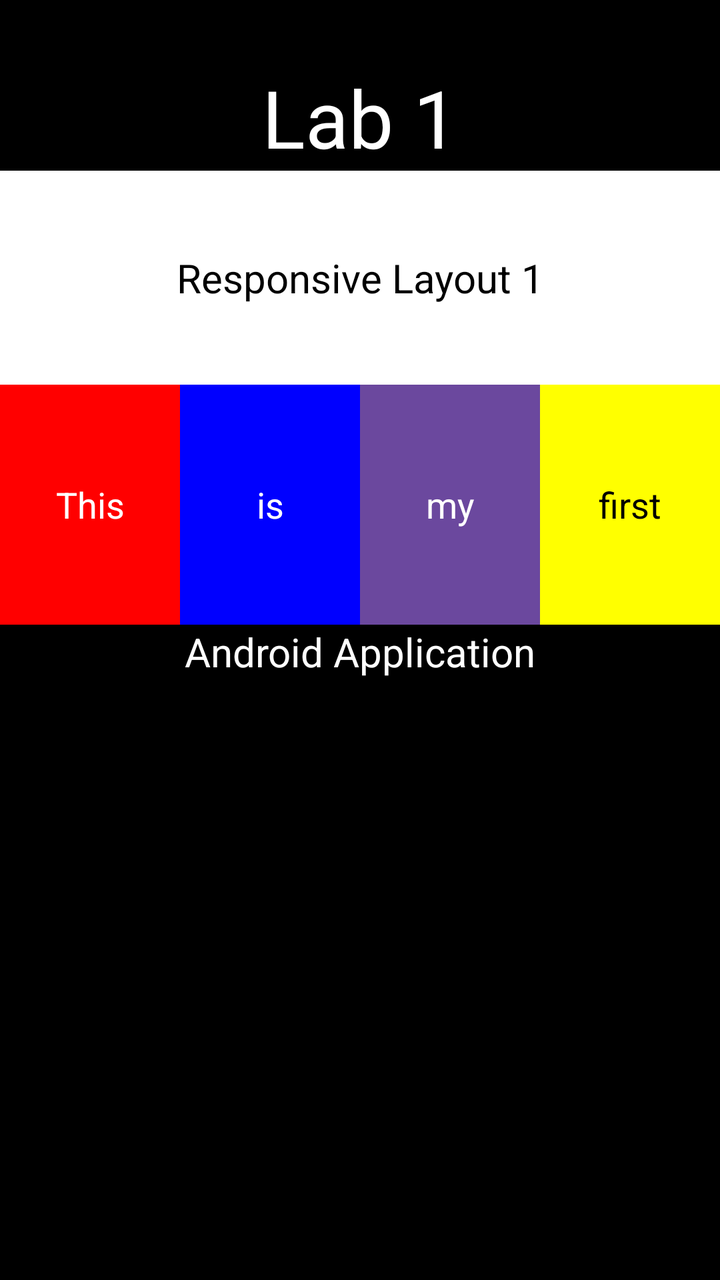
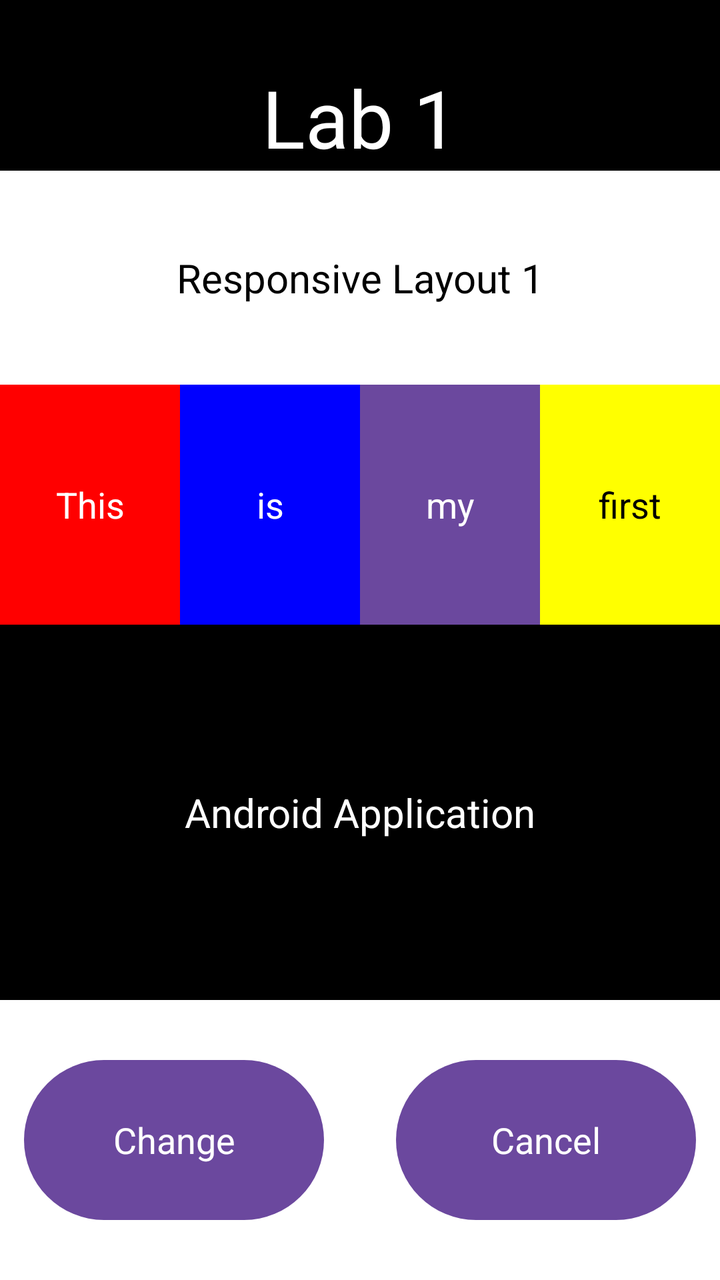

Two renders of the same Android screen: before a commit and after it. Below are the layout's source before the change and the commit's diff.
<!-- AndroidManifest.xml: application theme Theme.Part2_ConstraintLayout -->
<!-- res/layout/activity_main.xml -->
<?xml version="1.0" encoding="utf-8"?>
<androidx.constraintlayout.widget.ConstraintLayout
    xmlns:android="http://schemas.android.com/apk/res/android"
    xmlns:app="http://schemas.android.com/apk/res-auto"
    xmlns:tools="http://schemas.android.com/tools"
    android:layout_width="match_parent"
    android:layout_height="match_parent"
    android:background="#000000"
    tools:context=".MainActivity">

    
    <TextView
        android:id="@+id/tv_lab1"
        android:layout_width="match_parent"
        android:layout_height="wrap_content"
        android:layout_marginTop="32dp"
        android:text="Lab 1"
        android:textColor="#FFFFFF"
        android:textSize="40sp"
        android:gravity="center"
        app:layout_constraintTop_toTopOf="parent"
        app:layout_constraintStart_toStartOf="parent"
        app:layout_constraintEnd_toEndOf="parent"/>

    
    <androidx.constraintlayout.widget.ConstraintLayout
        android:id="@+id/container_top_white"
        android:layout_width="match_parent"
        android:layout_height="wrap_content"
        android:background="#FFFFFF"
        app:layout_constraintTop_toBottomOf="@id/tv_lab1"
        app:layout_constraintStart_toStartOf="parent"
        app:layout_constraintEnd_toEndOf="parent">

        

        
        <TextView
            android:id="@+id/tv_title"
            android:layout_width="match_parent"
            android:layout_height="wrap_content"
            android:gravity="center"
            android:paddingVertical="40dp"
            android:text="Responsive Layout 1"
            android:textColor="#000000"
            android:textSize="20sp"
            app:layout_constraintEnd_toEndOf="parent"
            app:layout_constraintHorizontal_bias="1.0"
            app:layout_constraintStart_toStartOf="parent"
            app:layout_constraintTop_toTopOf="parent" />

        <TextView
            android:id="@+id/tv_this"
            android:layout_width="0dp"
            android:layout_height="120dp"
            android:background="#ff0000"
            android:text="This"
            android:textColor="#ffffff"
            android:gravity="center"
            android:textSize="18sp"
            app:layout_constraintTop_toBottomOf="@id/tv_title"
            app:layout_constraintStart_toStartOf="parent"
            app:layout_constraintEnd_toStartOf="@id/tv_is"
            app:layout_constraintHorizontal_weight="1"/>

        
        <TextView
            android:id="@+id/tv_is"
            android:layout_width="0dp"
            android:layout_height="120dp"
            android:background="#0000ff"
            android:text="is"
            android:textColor="#ffffff"
            android:gravity="center"
            android:textSize="18sp"
            app:layout_constraintTop_toBottomOf="@id/tv_title"
            app:layout_constraintStart_toEndOf="@id/tv_this"
            app:layout_constraintEnd_toStartOf="@id/tv_my"
            app:layout_constraintHorizontal_weight="1"/>

        
        <TextView
            android:id="@+id/tv_my"
            android:layout_width="0dp"
            android:layout_height="120dp"
            android:background="#6b489e"
            android:text="my"
            android:textColor="#ffffff"
            android:gravity="center"
            android:textSize="18sp"
            app:layout_constraintTop_toBottomOf="@id/tv_title"
            app:layout_constraintStart_toEndOf="@id/tv_is"
            app:layout_constraintEnd_toStartOf="@id/tv_first"
            app:layout_constraintHorizontal_weight="1"/>

        
        <TextView
            android:id="@+id/tv_first"
            android:layout_width="0dp"
            android:layout_height="120dp"
            android:background="#ffff00"
            android:text="first"
            android:textColor="#000000"
            android:gravity="center"
            android:textSize="18sp"
            app:layout_constraintTop_toBottomOf="@id/tv_title"
            app:layout_constraintStart_toEndOf="@id/tv_my"
            app:layout_constraintEnd_toEndOf="parent"
            app:layout_constraintHorizontal_weight="1"/>

    </androidx.constraintlayout.widget.ConstraintLayout>

    
    <TextView
        android:id="@+id/tv_app_name"
        android:layout_width="match_parent"
        android:layout_height="wrap_content"
        android:text="Android Application"
        android:textColor="#FFFFFF"
        android:textSize="20sp"
        android:gravity="center"
        app:layout_constraintTop_toBottomOf="@id/container_top_white"
        app:layout_constraintBottom_toTopOf="@id/view_white_bottom_bg"
        app:layout_constraintStart_toStartOf="parent"
        app:layout_constraintEnd_toEndOf="parent"/>



</androidx.constraintlayout.widget.ConstraintLayout>
<!-- resources referenced by this layout -->
<resources>
  <style name="Theme.Part2_ConstraintLayout" parent="Base.Theme.Part2_ConstraintLayout" />
  <style name="Base.Theme.Part2_ConstraintLayout" parent="Theme.Material3.DayNight.NoActionBar">
          
          
      </style>
</resources>

<!-- the commit's change to res/layout/activity_main.xml (unified diff, before → after) -->
@@ -124,6 +124,45 @@
         app:layout_constraintStart_toStartOf="parent"
         app:layout_constraintEnd_toEndOf="parent"/>
 
+    
+    <View
+        android:id="@+id/view_white_bottom_bg"
+        android:layout_width="match_parent"
+        android:layout_height="140dp"
+        android:background="#FFFFFF"
+        app:layout_constraintBottom_toBottomOf="parent"
+        app:layout_constraintStart_toStartOf="parent"
+        app:layout_constraintEnd_toEndOf="parent"/>
 
+    
+    <TextView
+        android:id="@+id/tv_btn_change"
+        android:layout_width="150dp"
+        android:layout_height="80dp"
+        android:layout_marginEnd="24dp"
+        android:text="Change"
+        android:textColor="#FFFFFF"
+        android:textSize="18sp"
+        android:gravity="center"
+        android:background="@drawable/btn_purple_oval"
+        app:layout_constraintBottom_toBottomOf="parent"
+        app:layout_constraintTop_toTopOf="@id/view_white_bottom_bg"
+        app:layout_constraintEnd_toStartOf="@id/tv_btn_cancel"
+        app:layout_constraintStart_toStartOf="parent"/>
+
+    
+    <TextView
+        android:id="@+id/tv_btn_cancel"
+        android:layout_width="150dp"
+        android:layout_height="80dp"
+        android:text="Cancel"
+        android:textColor="#FFFFFF"
+        android:textSize="18sp"
+        android:gravity="center"
+        android:background="@drawable/btn_purple_oval"
+        app:layout_constraintBottom_toBottomOf="parent"
+        app:layout_constraintTop_toTopOf="@id/view_white_bottom_bg"
+        app:layout_constraintStart_toEndOf="@id/tv_btn_change"
+        app:layout_constraintEnd_toEndOf="parent"/>
 
 </androidx.constraintlayout.widget.ConstraintLayout>
<!-- resource entries referenced after the edit -->
@@ -1,5 +1,12 @@
 <!-- resources referenced by this layout -->
 <resources>
+  <!-- drawable btn_purple_oval (drawable) -->
+  <?xml version="1.0" encoding="utf-8"?>
+  <shape xmlns:android="http://schemas.android.com/apk/res/android"
+      android:shape="rectangle">
+      <solid android:color="#6b489e"/>
+      <corners android:radius="90dp"/>
+  </shape>
   <style name="Theme.Part2_ConstraintLayout" parent="Base.Theme.Part2_ConstraintLayout" />
   <style name="Base.Theme.Part2_ConstraintLayout" parent="Theme.Material3.DayNight.NoActionBar">
           
